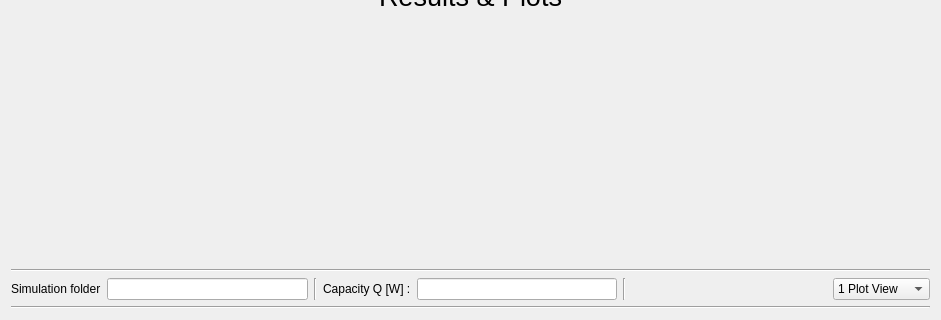
This is designResultsDialog.ui in emiledecosterd/BoilingOnTubeBundles as Qt 5 draws it before an edit; both pictures show x 0 to 941 and y 281 to 601 of the 941 by 601 pixel window. The edited form follows.
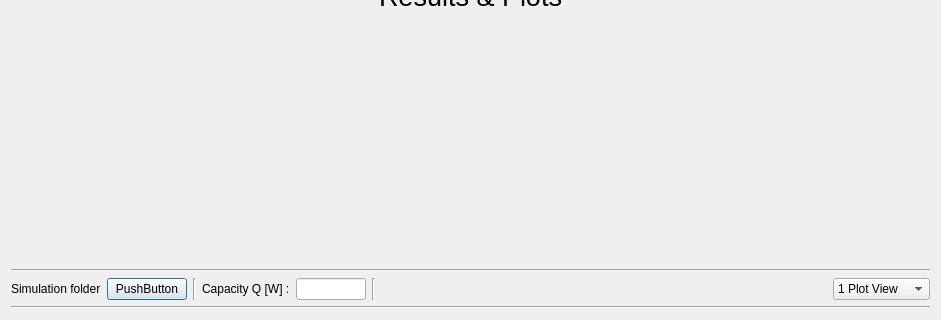
This is the edited form.

Commit message:
Results dialog update
RaD

```diff
--- a/designResultsDialog.ui
+++ b/designResultsDialog.ui
@@ -13,9 +13,9 @@
   <property name="windowTitle">
    <string>Dialog</string>
   </property>
-  <layout class="QVBoxLayout" name="verticalLayout_3">
+  <layout class="QVBoxLayout" name="verticalLayout_2">
    <item>
-    <layout class="QVBoxLayout" name="verticalLayout_2">
+    <layout class="QVBoxLayout" name="verticalLayout">
      <item>
       <widget class="QLabel" name="label">
        <property name="font">
@@ -48,7 +48,11 @@
         </widget>
        </item>
        <item>
-        <widget class="QLineEdit" name="lineEditSimFolder"/>
+        <widget class="QPushButton" name="pushButton">
+         <property name="text">
+          <string>PushButton</string>
+         </property>
+        </widget>
        </item>
        <item>
         <widget class="Line" name="line_2">
@@ -65,7 +69,20 @@
         </widget>
        </item>
        <item>
-        <widget class="QLineEdit" name="lineEditCapacity"/>
+        <widget class="QLineEdit" name="lineEditCapacity">
+         <property name="sizePolicy">
+          <sizepolicy hsizetype="Fixed" vsizetype="Fixed">
+           <horstretch>0</horstretch>
+           <verstretch>0</verstretch>
+          </sizepolicy>
+         </property>
+         <property name="maximumSize">
+          <size>
+           <width>70</width>
+           <height>16777215</height>
+          </size>
+         </property>
+        </widget>
        </item>
        <item>
         <widget class="Line" name="line_3">
@@ -81,7 +98,7 @@
          </property>
          <property name="sizeHint" stdset="0">
           <size>
-           <width>40</width>
+           <width>108</width>
            <height>20</height>
           </size>
          </property>
```
The commit also changes 4 other files.
